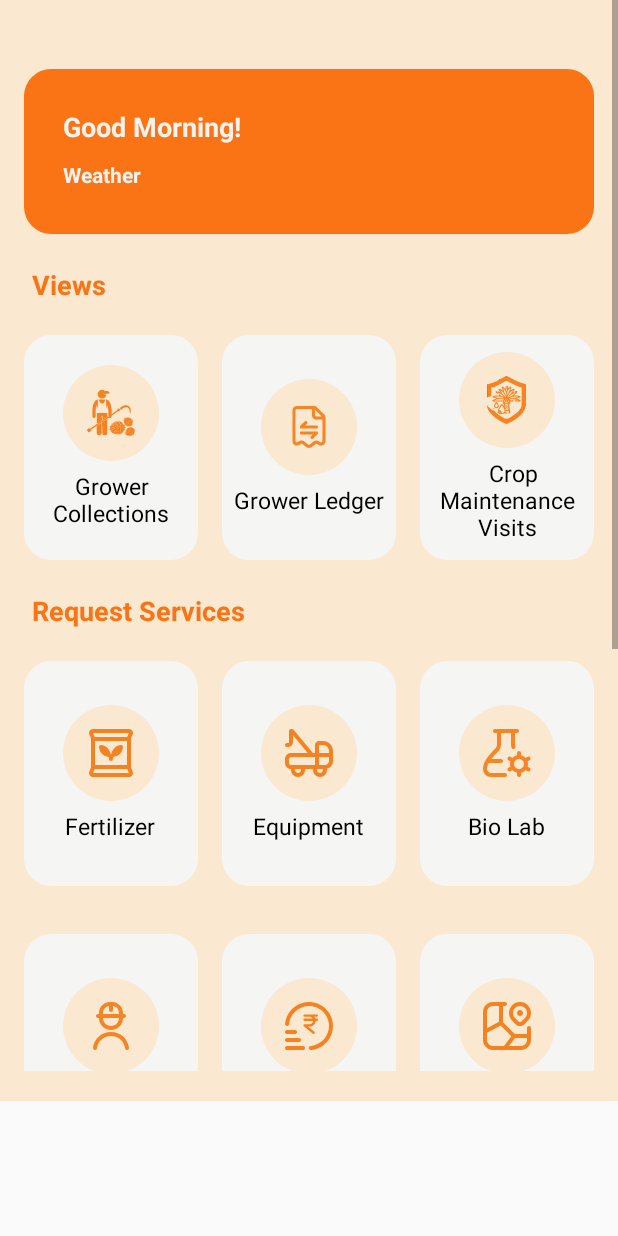
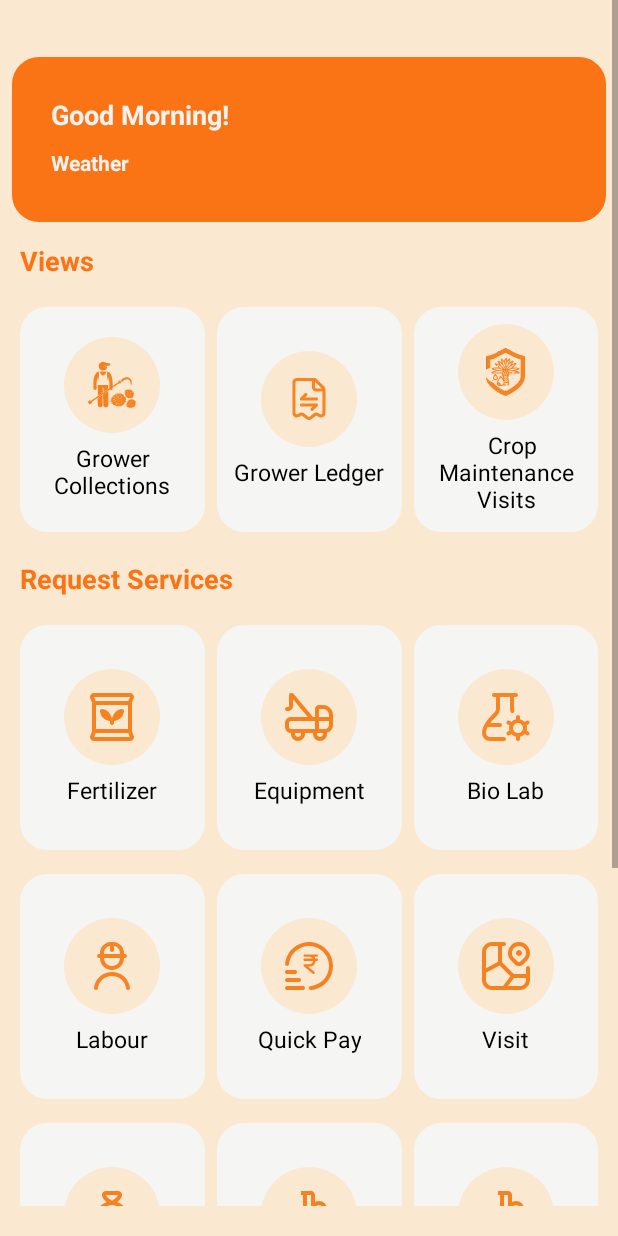
Before and after one commit to CalibrageInfoSystems/palmfamithra, an Android app: the HomeActivity screen opened directly, with no data from a screen before it, on a phone screen of 412 x 824 dp. Run offline under Robolectric (Android 15) with nearby library versions, the phone set to English and light mode, and no system bars; our stand-ins replace Volley; 2 statements that could not run were skipped.

Commit message:
UI changes in Home & Login Screens

```diff
--- a/app/build.gradle
+++ b/app/build.gradle
@@ -38,6 +38,7 @@ android {
 
 dependencies {
     implementation fileTree(dir: 'libs', include: ['*.jar'])
+    implementation 'com.google.android.gms:play-services-location:21.3.0'
     androidTestImplementation 'androidx.test:core:1.1.0'
     androidTestImplementation 'androidx.test.ext:junit:1.1.0'
     //noinspection GradleCompatible
@@ -95,7 +96,7 @@ dependencies {
 //  /*  implementation 'lib.kingja.switchbutton:switchbutton:1.1.8'*/
    // implementation 'com.kingja.switchbutton:switchbutton:1.0.0'
 /*    implementation 'com.github.smarteist:autoimageslider:1.3.2-appcompat'*/
-    implementation 'com.google.android.gms:play-services-maps:11.8.0'
+    implementation 'com.google.android.gms:play-services-maps:19.2.0'
 
     implementation 'com.google.android.gms:play-services-auth:11.8.0'
     implementation 'me.dm7.barcodescanner:zxing:1.9'
--- a/app/src/main/AndroidManifest.xml
+++ b/app/src/main/AndroidManifest.xml
@@ -19,7 +19,7 @@
     <uses-permission android:name="android.permission.RECORD_AUDIO" />
     <uses-permission android:name="android.permission.STORAGE" />
     <uses-permission android:name="android.permission.READ_CONTACTS" />
-
+    <uses-permission android:name="android.permission.ACCESS_COARSE_LOCATION"/>
     <application
         android:allowBackup="false"
         android:icon="@drawable/palm360_logo"
@@ -52,6 +52,7 @@
         <activity android:name="in.calibrage.palm360fa.Views.Activities.Transport_service_questioner_vendor" />
         <activity android:name="in.calibrage.palm360fa.Views.Activities.Special_Fee" />
         <activity android:name="in.calibrage.palm360fa.Views.Activities.unpaidcollections" />
+
         <activity
             android:name="in.calibrage.palm360fa.Views.Activities.product_list_fert"
             android:screenOrientation="portrait" />
--- a/app/src/main/res/layout/activity_home.xml
+++ b/app/src/main/res/layout/activity_home.xml
@@ -8,7 +8,7 @@
     tools:context=".Views.Activities.HomeActivity"
     android:orientation="vertical"
     android:background="@color/light_orange"
-    android:layout_marginBottom="90dp">
+   >
     <ScrollView
         android:layout_width="match_parent"
         android:layout_height="wrap_content"
@@ -22,7 +22,7 @@
             <LinearLayout
                 android:layout_width="match_parent"
                 android:layout_height="110dp"
-                android:layout_margin="16dp"
+                android:layout_margin="8dp"
                 android:background="@drawable/top_background"
                 android:orientation="vertical"
                 android:padding="16dp">
@@ -51,7 +51,7 @@
                 android:layout_width="match_parent"
                 android:layout_height="wrap_content"
                 android:text="Views"
-                android:layout_marginLeft="16dp"
+                android:layout_marginLeft="8dp"
                 android:textColor="@color/bright_orange"
                 android:textSize="18sp"
                 android:textStyle="bold"
@@ -60,7 +60,9 @@
                 android:layout_width="match_parent"
                 android:layout_height="wrap_content"
                 android:orientation="horizontal"
-                android:layout_margin="8dp">
+
+                android:padding="5dp"
+                android:layout_margin="4dp">
                 <LinearLayout
                     android:layout_width="match_parent"
                     android:layout_height="150dp"
@@ -68,7 +70,7 @@
                     android:id="@+id/collections_button"
                     android:orientation="vertical"
                     android:gravity="center"
-                    android:layout_margin="8dp"
+                    android:layout_margin="4dp"
                     android:background="@drawable/box_layout">
 
                     <FrameLayout
@@ -102,7 +104,7 @@
                     android:layout_weight="1"
                     android:orientation="vertical"
                     android:gravity="center_vertical"
-                    android:layout_margin="8dp"
+                    android:layout_margin="4dp"
                     android:id="@+id/payments_button"
                     android:background="@drawable/box_layout">
                     <FrameLayout
@@ -136,7 +138,7 @@
                     android:id="@+id/recommendations_button"
                     android:orientation="vertical"
                     android:gravity="center_vertical"
-                    android:layout_margin="8dp"
+                    android:layout_margin="4dp"
                     android:background="@drawable/box_layout">
                     <FrameLayout
                         android:layout_width="wrap_content"
@@ -169,20 +171,21 @@
                 android:layout_width="match_parent"
                 android:layout_height="wrap_content"
                 android:text="Request Services"
-                android:layout_marginLeft="16dp"
+                android:layout_marginLeft="8dp"
                 android:textColor="@color/bright_orange"
                 android:textSize="18sp"
                 android:textStyle="bold"
                 android:padding="5dp"/>
             <LinearLayout
                 android:layout_width="match_parent"
+                android:padding="5dp"
                 android:layout_height="wrap_content"
                 android:orientation="vertical">
                 <LinearLayout
                     android:layout_width="match_parent"
                     android:layout_height="wrap_content"
                     android:orientation="horizontal"
-                    android:layout_margin="8dp">
+                    android:layout_margin="4dp">
                     <LinearLayout
                         android:layout_width="match_parent"
                         android:layout_height="150dp"
@@ -190,7 +193,7 @@
                         android:orientation="vertical"
                         android:id="@+id/fertlizer_button"
                         android:gravity="center"
-                        android:layout_margin="8dp"
+                        android:layout_margin="4dp"
                         android:background="@drawable/box_layout">
                         <FrameLayout
                             android:layout_width="wrap_content"
@@ -223,7 +226,7 @@
                         android:orientation="vertical"
                         android:gravity="center"
                         android:id="@+id/pole_button"
-                        android:layout_margin="8dp"
+                        android:layout_margin="4dp"
                         android:background="@drawable/box_layout">
                         <FrameLayout
                             android:layout_width="wrap_content"
@@ -256,7 +259,7 @@
                         android:orientation="vertical"
                         android:gravity="center"
                         android:id="@+id/bioLab_button"
-                        android:layout_margin="8dp"
+                        android:layout_margin="4dp"
                         android:background="@drawable/box_layout">
                         <FrameLayout
                             android:layout_width="wrap_content"
@@ -287,14 +290,14 @@
                     android:layout_width="match_parent"
                     android:layout_height="wrap_content"
                     android:orientation="horizontal"
-                    android:layout_margin="8dp">
+                    android:layout_margin="4dp">
                     <LinearLayout
                         android:layout_width="match_parent"
                         android:layout_height="150dp"
                         android:layout_weight="1"
                         android:orientation="vertical"
                         android:gravity="center"
-                        android:layout_margin="8dp"
+                        android:layout_margin="4dp"
                         android:id="@+id/labour_button"
                         android:background="@drawable/box_layout">
                         <FrameLayout
@@ -327,7 +330,7 @@
                         android:layout_weight="1"
                         android:orientation="vertical"
                         android:gravity="center"
-                        android:layout_margin="8dp"
+                        android:layout_margin="4dp"
                         android:id="@+id/Quickpay_button"
                         android:background="@drawable/box_layout">
                         <FrameLayout
@@ -360,7 +363,7 @@
                         android:layout_weight="1"
                         android:orientation="vertical"
                         android:gravity="center"
-                        android:layout_margin="8dp"
+                        android:layout_margin="4dp"
                         android:id="@+id/visit_button"
                         android:background="@drawable/box_layout">
                         <FrameLayout
@@ -392,7 +395,7 @@
                     android:layout_width="match_parent"
                     android:layout_height="wrap_content"
                     android:orientation="horizontal"
-                    android:layout_margin="8dp">
+                    android:layout_margin="4dp">
                     <LinearLayout
                         android:layout_width="match_parent"
                         android:layout_height="150dp"
@@ -400,7 +403,7 @@
                         android:orientation="vertical"
                         android:id="@+id/loan_button"
                         android:gravity="center"
-                        android:layout_margin="8dp"
+                        android:layout_margin="4dp"
                         android:background="@drawable/box_layout">
                         <FrameLayout
                             android:layout_width="wrap_content"
@@ -433,7 +436,7 @@
                         android:orientation="vertical"
                         android:gravity="center"
                         android:id="@+id/trans_button"
-                        android:layout_margin="8dp"
+                        android:layout_margin="4dp"
                         android:background="@drawable/box_layout">
                         <FrameLayout
                             android:layout_width="wrap_content"
@@ -465,7 +468,7 @@
                         android:layout_weight="1"
                         android:orientation="vertical"
                         android:gravity="center"
-                        android:layout_margin="8dp"
+                        android:layout_margin="4dp"
                         android:id="@+id/edibleoil_button"
                         android:background="@drawable/box_layout">
                         <FrameLayout
@@ -499,7 +502,7 @@
                 android:layout_width="match_parent"
                 android:layout_height="wrap_content"
                 android:text="Survey"
-                android:layout_marginLeft="16dp"
+                android:layout_marginLeft="8dp"
                 android:textColor="@color/bright_orange"
                 android:textSize="18sp"
                 android:textStyle="bold"
@@ -508,12 +511,15 @@
                 android:layout_width="match_parent"
                 android:layout_height="wrap_content"
                 android:orientation="horizontal"
-                android:layout_margin="8dp"
+                android:layout_margin="4dp"
+                android:paddingStart="5dp"
+                android:layout_marginEnd="5dp"
                 android:paddingBottom="24dp">
                 <LinearLayout
                     android:layout_width="match_parent"
                     android:layout_height="150dp"
                     android:layout_weight="1"
+                    android:padding="5dp"
                     android:id="@+id/farmerservey_button"
                     android:orientation="vertical"
                     android:gravity="center"
@@ -552,6 +558,7 @@
                     android:orientation="vertical"
                     android:gravity="center_vertical"
                     android:layout_margin="8dp"
+                    android:padding="5dp"
                     android:background="@drawable/box_layout">
                     <FrameLayout
                         android:layout_width="wrap_content"
```
Also changed, not shown: app/src/main/java/in/calibrage/palm360fa/Views/Activities/HomeActivity.java (+113 -0 lines).
